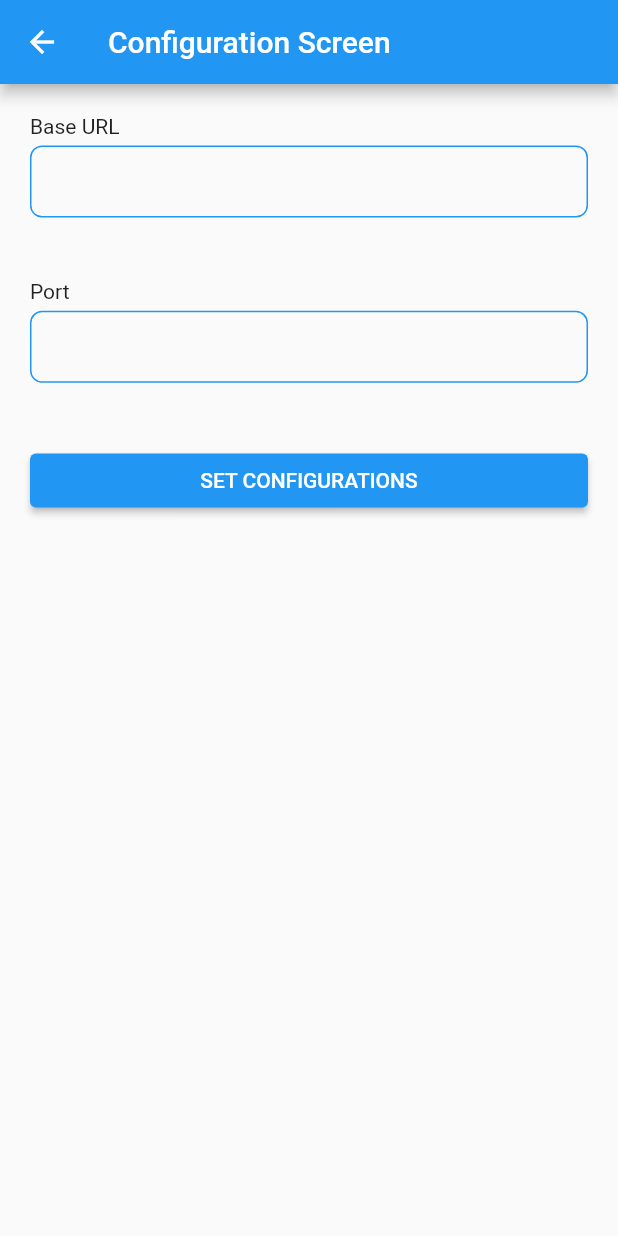
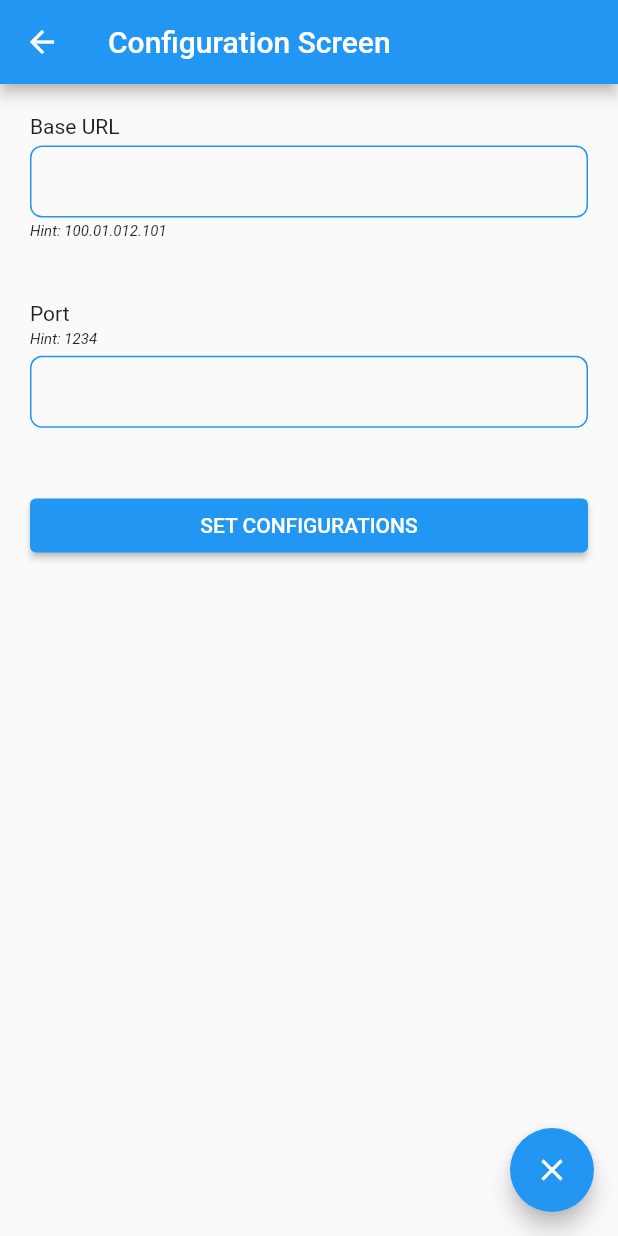
Before and after one commit to SrijanNeoSoftware/restaurantTableApp, a Flutter app: the HomeScreen screen opened by its route, after a tap on the "exit to app" icon, after a tap on "LOGIN", after a tap on the "settings" icon, on a phone screen of 412 x 824 dp. Run offline on Flutter 3.47's test engine with Material 2 defaults, Android fonts, the phone set to English and light mode, and no system bars; our stand-ins replace bloc, dio, equatable, flutter_bloc, hive_flutter; accounts and stored records are empty.

Commit message:
Configuration screen and functionality added

```diff
--- a/lib/main.dart
+++ b/lib/main.dart
@@ -8,7 +8,7 @@ Future<void> main() async {
   await Hive.initFlutter();
   runApp(const MyApp());
   Hive.registerAdapter(SelectedItemsListDatumAdapter());
-  box = await Hive.openBox('orderedItems');
+  box = await Hive.openBox('configurations');
 }
 
 class MyApp extends StatelessWidget {
--- a/lib/repository/base_repository.dart
+++ b/lib/repository/base_repository.dart
@@ -1,4 +1,5 @@
 import 'package:dio/dio.dart';
+import 'package:restaurant_table_app/main.dart';
 import '../utils/network_utils.dart';
 import 'package:flutter/material.dart';
 
@@ -13,6 +14,14 @@ class BaseRepository {
         'Accept': 'application/json',
       },
     );
+  }
+
+  String getBaseUrlWithPort() {
+    String baseUrl = "";
+
+    baseUrl = "http://" + box.get("baseUrl") + ":" + box.get("port");
+
+    return baseUrl;
   }
 
   ///BASE GET REQUEST
--- a/lib/repository/get_menu_items_repository.dart
+++ b/lib/repository/get_menu_items_repository.dart
@@ -8,8 +8,10 @@ import 'package:restaurant_table_app/utils/network_utils.dart';
 class GetMenuItemsRepository extends BaseRepository {
   getMenuItem({@required String? searchItemName}) async {
     try {
+      String baseUrl = getBaseUrlWithPort();
+
       Response<dynamic> response = await dioGetRequest(
-        url: getItemsUrl,
+        url: baseUrl + getItemsUrl,
       );
 
       GetItemsListModel getItemList = GetItemsListModel.fromJson(response.data);
--- a/lib/repository/get_order_details_repository.dart
+++ b/lib/repository/get_order_details_repository.dart
@@ -10,8 +10,11 @@ import 'package:restaurant_table_app/utils/network_utils.dart';
 class GetOrderDetailsRepository extends BaseRepository {
   getOrderItems({required String tableCode}) async {
     try {
+      String baseUrl = getBaseUrlWithPort();
+
       Response<dynamic> response = await dioGetRequest(
-          url: getOrderDetailsUrl, queryParameters: {"TableCode": tableCode});
+          url: baseUrl + getOrderDetailsUrl,
+          queryParameters: {"TableCode": tableCode});
 
       debugPrint("GET ORDER ITEMS RESPONSE " + jsonEncode(response.data));
 
--- a/lib/repository/get_tables_repository.dart
+++ b/lib/repository/get_tables_repository.dart
@@ -8,8 +8,10 @@ import 'package:restaurant_table_app/utils/network_utils.dart';
 class GetTablesListRepository extends BaseRepository {
   getTablesList() async {
     try {
+      String baseUrl = getBaseUrlWithPort();
+
       Response<dynamic> response = await dioGetRequest(
-        url: getTablesUrl,
+        url: baseUrl + getTablesUrl,
       );
 
       GetTableListModel getTableList =
--- a/lib/repository/post_sales_order.dart
+++ b/lib/repository/post_sales_order.dart
@@ -14,6 +14,8 @@ class PostSalesOrderRepository extends BaseRepository {
       required String paymentRemarks}) async {
     List items = [];
     try {
+      String baseUrl = getBaseUrlWithPort();
+
       for (SelectedItemsListDatum item in salesOrders) {
         items.add(
           {
@@ -36,7 +38,7 @@ class PostSalesOrderRepository extends BaseRepository {
       debugPrint("POST SALES ORDER REQUEST BODY " + jsonEncode(requestBody));
 
       Response<dynamic> response = await dioPostRequest(
-        url: postSalesOrder,
+        url: baseUrl + postSalesOrder,
         requestBody: requestBody,
       );
       debugPrint("POST SALES ORDER RESPONSE " + response.data.toString());
--- a/lib/screens/configuration_screen/configuration_screen.dart
+++ b/lib/screens/configuration_screen/configuration_screen.dart
@@ -1,5 +1,7 @@
 import 'package:flutter/material.dart';
 import 'package:restaurant_table_app/constants/ui_constants.dart';
+import 'package:restaurant_table_app/main.dart';
+import 'package:restaurant_table_app/utils/snackbar_utils.dart';
 import 'package:restaurant_table_app/utils/ui_helper.dart';
 
 class ConfigurationScreen extends StatefulWidget {
@@ -11,13 +13,30 @@ class ConfigurationScreen extends StatefulWidget {
 
 class _ConfigurationScreenState extends State<ConfigurationScreen> {
   GlobalKey<FormState> _formKey = GlobalKey<FormState>();
-  TextEditingController _baseUrlController = TextEditingController();
-  TextEditingController _portController = TextEditingController();
+  TextEditingController _baseUrlController =
+      TextEditingController(text: box.get("baseUrl") ?? "");
+  TextEditingController _portController =
+      TextEditingController(text: box.get("port") ?? "");
   @override
   Widget build(BuildContext context) {
     return Scaffold(
       appBar: AppBar(
         title: Text("Configuration Screen"),
+      ),
+      floatingActionButton: FloatingActionButton(
+        onPressed: () {
+          setState(() {
+            _baseUrlController.clear();
+            _portController.clear();
+            box.clear();
+            SnackBarUtils.displaySnackBar(
+              context: context,
+              color: Colors.green,
+              message: "Configurations removed",
+            );
+          });
+        },
+        child: Icon(Icons.clear),
       ),
       body: Container(
         margin: screenMargin,
@@ -31,8 +50,18 @@ class _ConfigurationScreenState extends State<ConfigurationScreen> {
               TextFormFieldBuilder(
                 controller: _baseUrlController,
               ),
+              UIHelper.verticalSpace(3),
+              Text(
+                "Hint: 100.01.012.101",
+                style: TextStyle(fontSize: 10, fontStyle: FontStyle.italic),
+              ),
               UIHelper.verticalSpaceMedium(context),
               Text("Port"),
+              UIHelper.verticalSpace(3),
+              Text(
+                "Hint: 1234",
+                style: TextStyle(fontSize: 10, fontStyle: FontStyle.italic),
+              ),
               UIHelper.verticalSpace(5),
               TextFormFieldBuilder(
                 controller: _portController,
@@ -43,8 +72,28 @@ class _ConfigurationScreenState extends State<ConfigurationScreen> {
                   Expanded(
                     child: ElevatedButton(
                       onPressed: () {
-                        debugPrint("BASE URL " + _baseUrlController.text);
-                        debugPrint("PORT " + _portController.text);
+                        if (_formKey.currentState!.validate()) {
+                          debugPrint("BASE URL " + _baseUrlController.text);
+                          debugPrint("PORT " + _portController.text);
+
+                          try {
+                            box.put("baseUrl", _baseUrlController.text.trim());
+                            box.put("port", _portController.text.trim());
+                            SnackBarUtils.displaySnackBar(
+                              context: context,
+                              color: Colors.green,
+                              message: "Configurations set",
+                            );
+                            Navigator.of(context)
+                                .popUntil((route) => route.isFirst);
+                          } catch (e) {
+                            SnackBarUtils.displaySnackBar(
+                              context: context,
+                              color: Colors.red,
+                              message: "Failed to set configurations",
+                            );
+                          }
+                        }
                       },
                       child: Text(
                         "SET CONFIGURATIONS",
--- a/lib/screens/home_screen/home_screen.dart
+++ b/lib/screens/home_screen/home_screen.dart
@@ -1,9 +1,9 @@
 import 'package:flutter/material.dart';
 import 'package:flutter_bloc/flutter_bloc.dart';
 import 'package:restaurant_table_app/bloc/get_table_list_bloc/get_table_list_bloc.dart';
-import 'package:restaurant_table_app/main.dart';
 import 'package:restaurant_table_app/models/get_tables_list_model.dart';
 import 'package:restaurant_table_app/models/selected_items_list_model.dart';
+import 'package:restaurant_table_app/screens/configuration_screen/configuration_screen.dart';
 import 'package:restaurant_table_app/screens/login_screen/login_screen.dart';
 import 'package:restaurant_table_app/utils/ui_helper.dart';
 
@@ -169,7 +169,6 @@ class _HomeScreenState extends State<HomeScreen> {
               right: 0,
               child: IconButton(
                 onPressed: () {
-                  box.clear();
                   Navigator.pushReplacement(
                     context,
                     MaterialPageRoute(
@@ -180,6 +179,21 @@ class _HomeScreenState extends State<HomeScreen> {
                 icon: const Icon(Icons.exit_to_app, color: Colors.white),
               ),
             ),
+            Positioned(
+              top: 0,
+              right: 50,
+              child: IconButton(
+                onPressed: () {
+                  Navigator.push(
+                    context,
+                    MaterialPageRoute(
+                      builder: (context) => const ConfigurationScreen(),
+                    ),
+                  );
+                },
+                icon: const Icon(Icons.settings, color: Colors.white),
+              ),
+            ),
           ],
         ),
       ),
--- a/lib/screens/login_screen/login_screen.dart
+++ b/lib/screens/login_screen/login_screen.dart
@@ -1,5 +1,7 @@
 import 'package:flutter/material.dart';
+import 'package:restaurant_table_app/main.dart';
 import 'package:restaurant_table_app/screens/configuration_screen/configuration_screen.dart';
+import 'package:restaurant_table_app/utils/snackbar_utils.dart';
 import 'package:restaurant_table_app/utils/ui_helper.dart';
 
 class LoginScreen extends StatefulWidget {
@@ -109,22 +111,26 @@ class _LoginScreenState extends State<LoginScreen> {
                             style: ElevatedButton.styleFrom(
                                 primary: Theme.of(context).primaryColor),
                             onPressed: () {
+                              String baseUrl = box.get("baseUrl") ?? "";
+                              String port = box.get("port") ?? "";
                               if (_formKey.currentState!.validate()) {
-                                if (_usernameEditingController.text ==
+                                if (baseUrl.isEmpty || port.isEmpty) {
+                                  SnackBarUtils.displaySnackBar(
+                                      context: context,
+                                      color: Colors.red,
+                                      message: "No configurations found!");
+                                } else if (_usernameEditingController.text
+                                            .trim() ==
                                         "admin" &&
-                                    _passwordEditingController.text ==
+                                    _passwordEditingController.text.trim() ==
                                         "admin") {
                                   Navigator.pushReplacementNamed(
                                       context, 'homeScreen');
                                 } else {
-                                  ScaffoldMessenger.of(context)
-                                      .clearSnackBars();
-                                  ScaffoldMessenger.of(context).showSnackBar(
-                                    const SnackBar(
-                                        backgroundColor: Colors.red,
-                                        content: Text(
-                                            "Invalid username or password")),
-                                  );
+                                  SnackBarUtils.displaySnackBar(
+                                      context: context,
+                                      color: Colors.red,
+                                      message: "Invalid username or password!");
                                 }
                               }
                             },
--- a/lib/utils/network_utils.dart
+++ b/lib/utils/network_utils.dart
@@ -30,7 +30,7 @@ class NetworkUtils {
           break;
 
         case DioErrorType.cancel:
-          errorDescription = "Request to the server was cancled.";
+          errorDescription = "Request to the server was cancelled.";
           break;
 
         case DioErrorType.response:
```
Also changed, not shown: lib/constants/api_constants.dart (+5 -12 lines).
